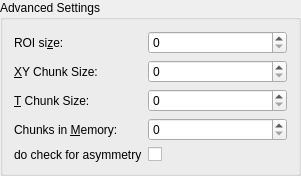
Above: gui/advancedsettingsgroupbox.ui from ukoethe/simple-STORM before the change. Below: the same form after it.
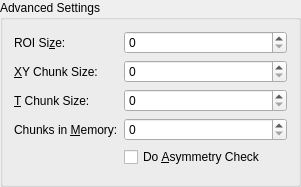
That is the form after the change.

```diff
--- a/gui/advancedsettingsgroupbox.ui
+++ b/gui/advancedsettingsgroupbox.ui
@@ -20,7 +20,7 @@
    <item row="0" column="0">
     <widget class="QLabel" name="label_9">
      <property name="text">
-      <string>ROI si&amp;ze:</string>
+      <string>ROI Si&amp;ze:</string>
      </property>
      <property name="buddy">
       <cstring>spn_roilen</cstring>
@@ -100,16 +100,22 @@
    <item row="4" column="1">
     <widget class="QCheckBox" name="cB_doAsymmetryCheck">
      <property name="text">
-      <string/>
+      <string>Do &amp;Asymmetry Check</string>
      </property>
     </widget>
    </item>
-   <item row="4" column="0">
-    <widget class="QLabel" name="label">
-     <property name="text">
-      <string>do check for asymmetry</string>
+   <item row="5" column="1">
+    <spacer name="verticalSpacer">
+     <property name="orientation">
+      <enum>Qt::Vertical</enum>
      </property>
-    </widget>
+     <property name="sizeHint" stdset="0">
+      <size>
+       <width>20</width>
+       <height>40</height>
+      </size>
+     </property>
+    </spacer>
    </item>
   </layout>
  </widget>
```
Left out of the diff: 2 changed lines with no effect on the pictures.
